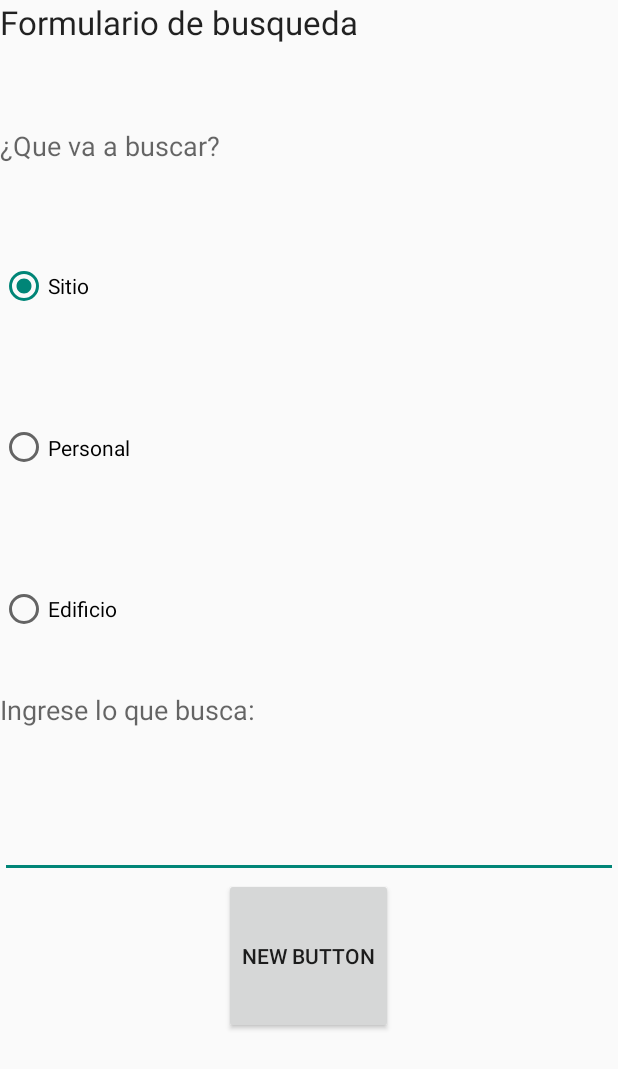
After one commit to alfredogochez/uca_mapsII, an Android app: the layout search_form.xml on its own in the app's theme, with its tools: preview values and no code run, on a phone screen of 412 x 824 dp. The commit adds this screen. Shown: the top 1069 px of the screen. Run offline under Robolectric (Android 15) with nearby library versions, the phone set to English and light mode, and no system bars.

Commit message:
funcionalidad de busqueda avanzada intregrada

```diff
--- a/ucampas/app/src/main/java/zero/ucamaps/database/volleySingleton.java
+++ b/ucampas/app/src/main/java/zero/ucamaps/database/volleySingleton.java
@@ -37,7 +37,4 @@ public final class VolleySingleton {
         return requestQueue;
     }
 
-    public <T> void addToRequestQueue(Request<T> req) {
-        getRequestQueue().add(req);
-    }
 }
--- a/ucampas/app/src/main/java/zero/ucamaps/dialogs/DialogFavoriteList.java
+++ b/ucampas/app/src/main/java/zero/ucamaps/dialogs/DialogFavoriteList.java
@@ -59,7 +59,7 @@ public class DialogFavoriteList extends DialogFragment {
                 listaRutasString[i] =  listaRutas.get(i).getName();
          }
 
-            ListView lv = (ListView) getActivity().findViewById(R.id.lista_favoritos);
+
                 builder.setView(inflater.inflate(R.layout.favorites, null))
                         .setTitle("Rutas Favoritas")
                         .setItems(listaRutasString, new DialogInterface.OnClickListener() {
@@ -69,7 +69,6 @@ public class DialogFavoriteList extends DialogFragment {
 
                             List<FavoriteRoute> listaRutas = globalListRoute.getListaRutas();
                             FavoriteRoute favorito = listaRutas.get(which);
-                            //MapFragment fragment = new MapFragment();
                             mRoutingDialogListener.onGetRouteFavorite(favorito.getStartName(),favorito.getEndName(),favorito.getStartlatitud(),favorito.getStartlongitud(),
                                     favorito.getEndLatitud(),favorito.getEndLongitud());
 
--- a/ucampas/app/src/main/java/zero/ucamaps/dialogs/DialogInfoPlaces.java
+++ b/ucampas/app/src/main/java/zero/ucamaps/dialogs/DialogInfoPlaces.java
@@ -55,8 +55,8 @@ public class DialogInfoPlaces extends DialogFragment implements View.OnClickList
     }
 
     @Override
-    public View onCreateView(LayoutInflater inflater, ViewGroup container,
-                             Bundle savedInstanceState) {
+        public View onCreateView(LayoutInflater inflater, ViewGroup container,
+                                 Bundle savedInstanceState) {
         //Creo las VIEWS
         View vista = inflater.inflate(R.layout.dialog_info_places, container, false);
         View titulo_edificio = vista.findViewById(R.id.titulo_edificio);
--- /dev/null
+++ b/ucampas/app/src/main/res/layout/search_form.xml
@@ -0,0 +1,74 @@
+<?xml version="1.0" encoding="utf-8"?>
+<LinearLayout xmlns:android="http://schemas.android.com/apk/res/android"
+    android:orientation="vertical" android:layout_width="match_parent"
+    android:layout_height="match_parent"
+    android:weightSum="1">
+
+    <TextView
+        android:layout_width="match_parent"
+        android:layout_height="wrap_content"
+        android:textAppearance="?android:attr/textAppearanceLarge"
+        android:text="Formulario de busqueda"
+        android:id="@+id/titulo_formulario"
+        android:layout_weight="0.1" />
+
+    <TextView
+        android:layout_width="258dp"
+        android:layout_height="wrap_content"
+        android:textAppearance="?android:attr/textAppearanceMedium"
+        android:text="¿Que va a buscar?"
+        android:id="@+id/pregunta_formulario"
+        android:layout_weight="0.05" />
+
+    <RadioGroup
+        android:layout_width="371dp"
+        android:layout_height="wrap_content"
+        android:layout_weight="0.41">
+
+        <RadioButton
+            android:layout_width="wrap_content"
+            android:layout_height="wrap_content"
+            android:text="Sitio"
+            android:id="@+id/rbSitio"
+            android:layout_weight="0.05"
+            android:checked="true" />
+
+        <RadioButton
+            android:layout_width="wrap_content"
+            android:layout_height="wrap_content"
+            android:text="Personal"
+            android:id="@+id/rbPersonal"
+            android:layout_weight="0.05"
+            android:checked="false" />
+
+        <RadioButton
+            android:layout_width="wrap_content"
+            android:layout_height="wrap_content"
+            android:text="Edificio"
+            android:id="@+id/rbEdificio"
+            android:layout_weight="0.05" />
+
+    </RadioGroup>
+
+    <TextView
+        android:layout_width="wrap_content"
+        android:layout_height="wrap_content"
+        android:textAppearance="?android:attr/textAppearanceMedium"
+        android:text="Ingrese lo que busca:"
+        android:id="@+id/txt_ingrese"
+        android:layout_weight="0.05" />
+
+    <EditText
+        android:layout_width="match_parent"
+        android:layout_height="wrap_content"
+        android:id="@+id/box_ingrese"
+        android:layout_weight="0.05" />
+
+    <Button
+        android:layout_width="wrap_content"
+        android:layout_height="wrap_content"
+        android:text="New Button"
+        android:id="@+id/btn_buscar"
+        android:layout_gravity="center_horizontal"
+        android:layout_weight="0.1" />
+</LinearLayout>
```
Also changed, not shown: ucampas/app/src/main/java/zero/ucamaps/MainActivity.java (+45 -21 lines), ucampas/app/src/main/java/zero/ucamaps/dialogs/DialogSearchForm.java (added, +57 -0 lines), ucampas/app/src/main/res/drawable-hdpi/ic_find_in_page_black_24dp.png (added), ucampas/app/src/main/res/drawable-mdpi/ic_find_in_page_black_24dp.png (added), ucampas/app/src/main/res/drawable-xhdpi/ic_find_in_page_black_24dp.png (added), ucampas/app/src/main/res/drawable-xxhdpi/ic_find_in_page_black_24dp.png (added), ucampas/app/src/main/res/drawable-xxxhdpi/ic_find_in_page_black_24dp.png (added).
